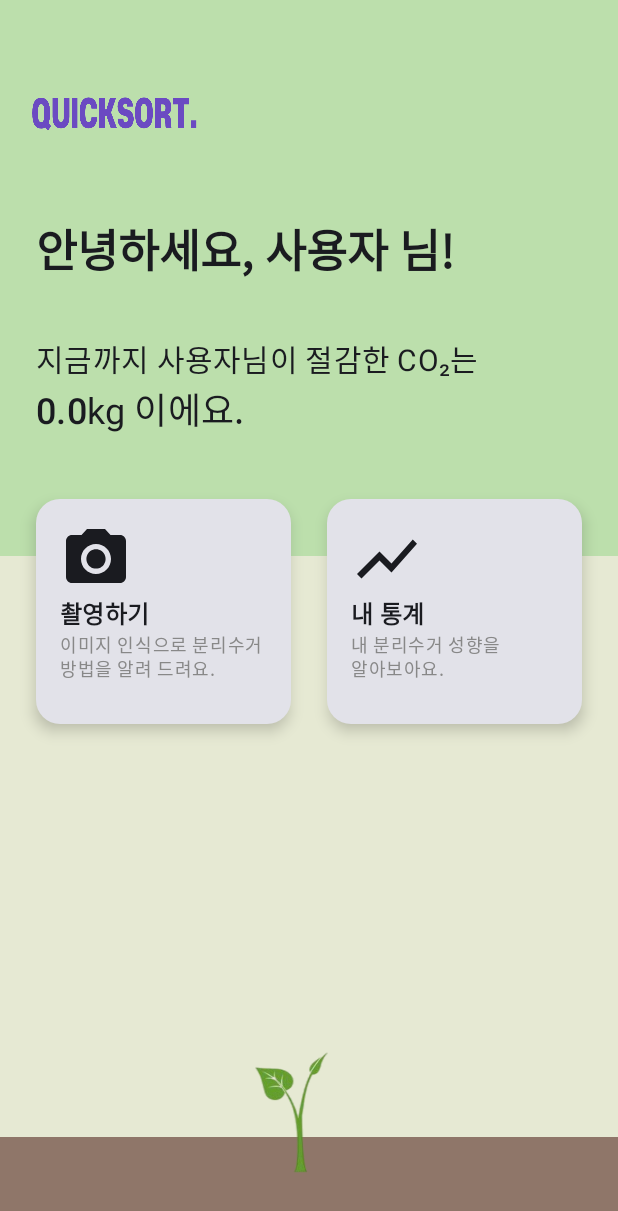
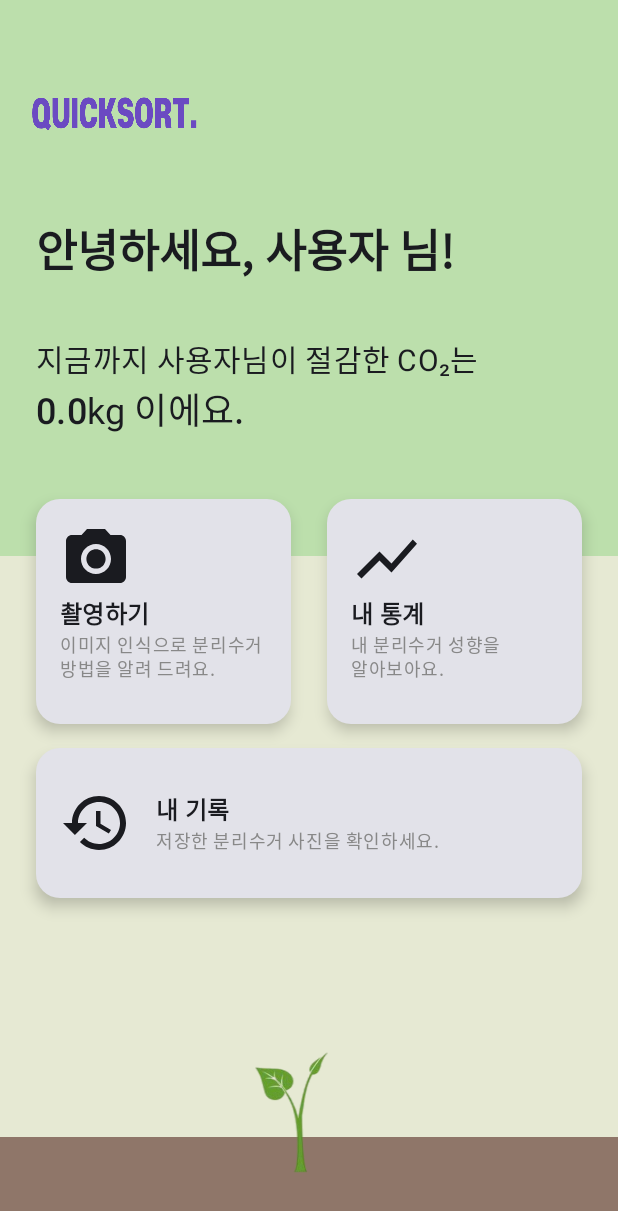
Before and after one commit to woojaeoh/Moblie_app_programming_quicksort, an Android app built with Jetpack Compose: the HomeScreen screen opened through its navigation route, on a phone screen of 412 x 824 dp. Shown: the top 1211 px of the screen. Run offline under Robolectric (Android 15) with nearby library versions, the phone set to English and light mode, and no system bars; our stand-ins replace Firebase (no records; nobody signed in at launch, a user with empty details on screens opened directly).

Commit message:
사용자 기록 화면 추가

```diff
--- a/AndroidStudioProjects/QuickSort/app/src/main/java/com/example/quicksort/HomeScreen.kt
+++ b/AndroidStudioProjects/QuickSort/app/src/main/java/com/example/quicksort/HomeScreen.kt
@@ -11,6 +11,7 @@ import androidx.compose.foundation.shape.RoundedCornerShape
 import androidx.compose.material.icons.Icons
 import androidx.compose.material.icons.filled.CameraAlt
 import androidx.compose.material.icons.filled.ShowChart
+import androidx.compose.material.icons.filled.History
 import androidx.compose.material3.*
 import androidx.compose.runtime.*
 import androidx.compose.ui.Modifier
@@ -32,7 +33,8 @@ fun HomeScreen(
     onCameraClick: () -> Unit,
     onStatsClick: () -> Unit,
     authViewModel: AuthViewModel,
-    aiViewModel: AiViewModel
+    aiViewModel: AiViewModel,
+    onHistoryClick: () -> Unit = {}
 ) {
     var userName by remember { mutableStateOf("사용자") }
     var CO2 by remember { mutableStateOf(0.0) }
@@ -175,6 +177,47 @@ fun HomeScreen(
                 )
             }
 
+            Spacer(modifier = Modifier.height(16.dp))
+
+            // 히스토리 카드 (가로로 길게)
+            Card(
+                shape = RoundedCornerShape(16.dp),
+                elevation = CardDefaults.cardElevation(6.dp),
+                modifier = Modifier
+                    .fillMaxWidth()
+                    .padding(horizontal = 24.dp)
+                    .height(100.dp)
+                    .clickable { onHistoryClick() }
+            ) {
+                Row(
+                    modifier = Modifier
+                        .fillMaxSize()
+                        .padding(16.dp),
+                    verticalAlignment = Alignment.CenterVertically,
+                    horizontalArrangement = Arrangement.Start
+                ) {
+                    Icon(
+                        imageVector = Icons.Default.History,
+                        contentDescription = null,
+                        modifier = Modifier.size(48.dp)
+                    )
+                    Spacer(modifier = Modifier.width(16.dp))
+                    Column {
+                        Text(
+                            text = "내 기록",
+                            style = MaterialTheme.typography.titleMedium.copy(
+                                fontWeight = FontWeight.Bold
+                            )
+                        )
+                        Text(
+                            text = "저장한 분리수거 사진을 확인하세요.",
+                            style = MaterialTheme.typography.bodySmall,
+                            color = Color.Gray
+                        )
+                    }
+                }
+            }
+
             Spacer(modifier = Modifier.weight(1f))
         }
     }
--- a/AndroidStudioProjects/QuickSort/app/src/main/java/com/example/quicksort/MainActivity.kt
+++ b/AndroidStudioProjects/QuickSort/app/src/main/java/com/example/quicksort/MainActivity.kt
@@ -80,6 +80,7 @@ fun AppNavHost(navController: androidx.navigation.NavHostController) {
             HomeScreen(
                 onCameraClick = { navController.navigate("camera") },
                 onStatsClick = { navController.navigate("stats") },
+                onHistoryClick = { navController.navigate("history") },
                 authViewModel = authViewModel,
                 aiViewModel = aiViewModel
             )
@@ -129,8 +130,14 @@ fun AppNavHost(navController: androidx.navigation.NavHostController) {
             )
         }
 
-
-
+        // 히스토리 화면
+        composable("history") {
+            UserHistoryScreen(
+                authViewModel = authViewModel,
+                aiViewModel = aiViewModel,
+                onBackClick = { navController.popBackStack() }
+            )
+        }
 
     }
 }
```
Also changed, not shown: AndroidStudioProjects/QuickSort/app/src/main/java/com/example/quicksort/UserHistoryScreen.kt (added, +276 -0 lines).
